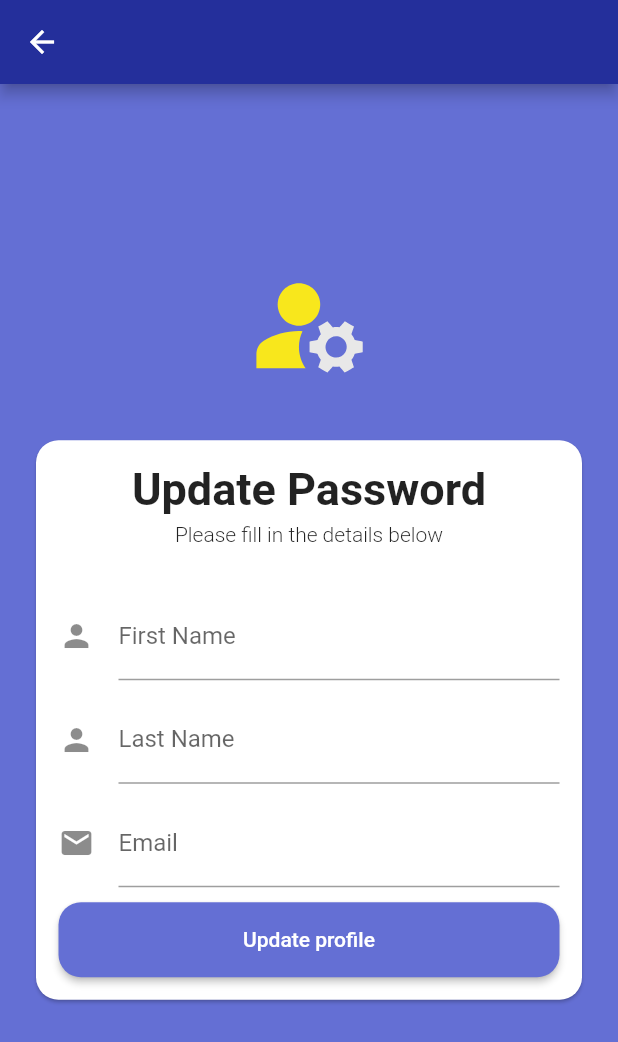
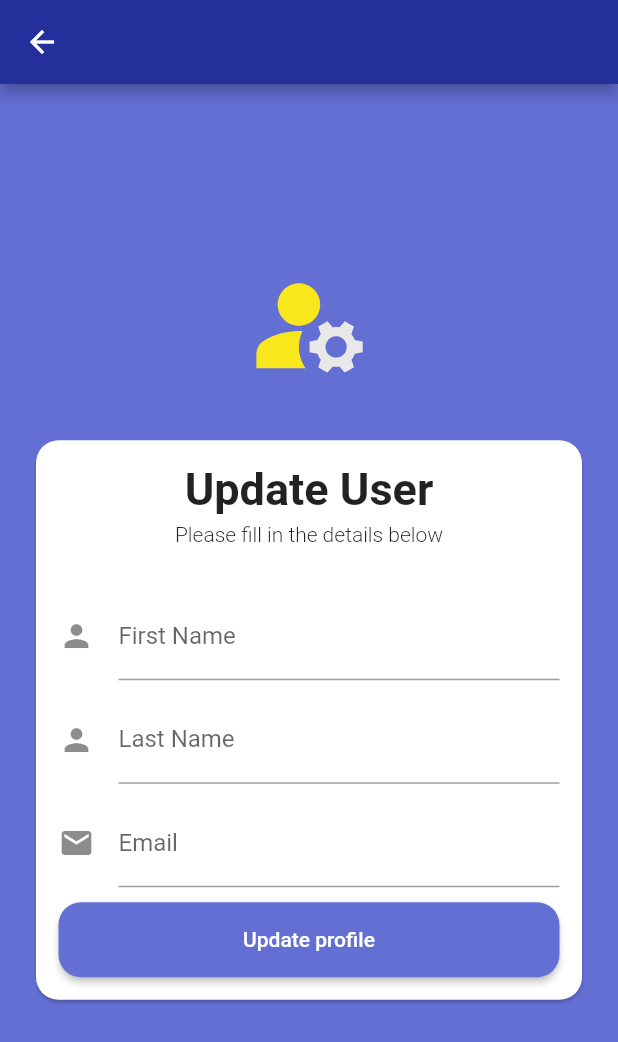
Before and after one commit to vonvista/Dogebook-Mobile, a Flutter app: the UpdateUser screen opened directly, on a phone screen of 412 x 824 dp. Shown: the top 1042 px of the screen. Run offline on Flutter 3.47's test engine with Material 2 defaults, Android fonts, the phone set to English and light mode, and no system bars; our stand-ins replace flutter_profile_picture, localstorage, lottie; missing offline and left inert: transition; statements that could not run were skipped.

Commit message:
fix: change update password to update user

```diff
--- a/project/lib/userupdate/update_user.dart
+++ b/project/lib/userupdate/update_user.dart
@@ -128,7 +128,7 @@ class _UpdateUserState extends State<UpdateUser> {
               mainAxisAlignment: MainAxisAlignment.center,
               children: <Widget>[
                 const Text(
-                  'Update Password',
+                  'Update User',
                   //text size to 40
                   style: TextStyle(fontSize: 30, fontWeight: FontWeight.bold),
                 ),
```
